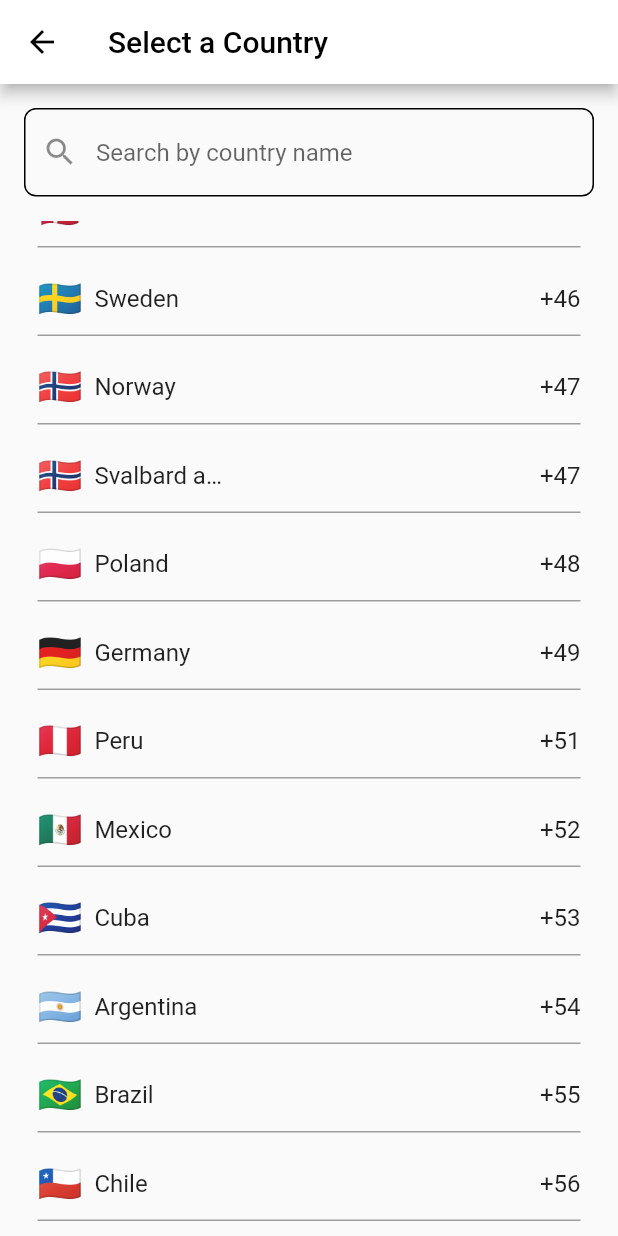
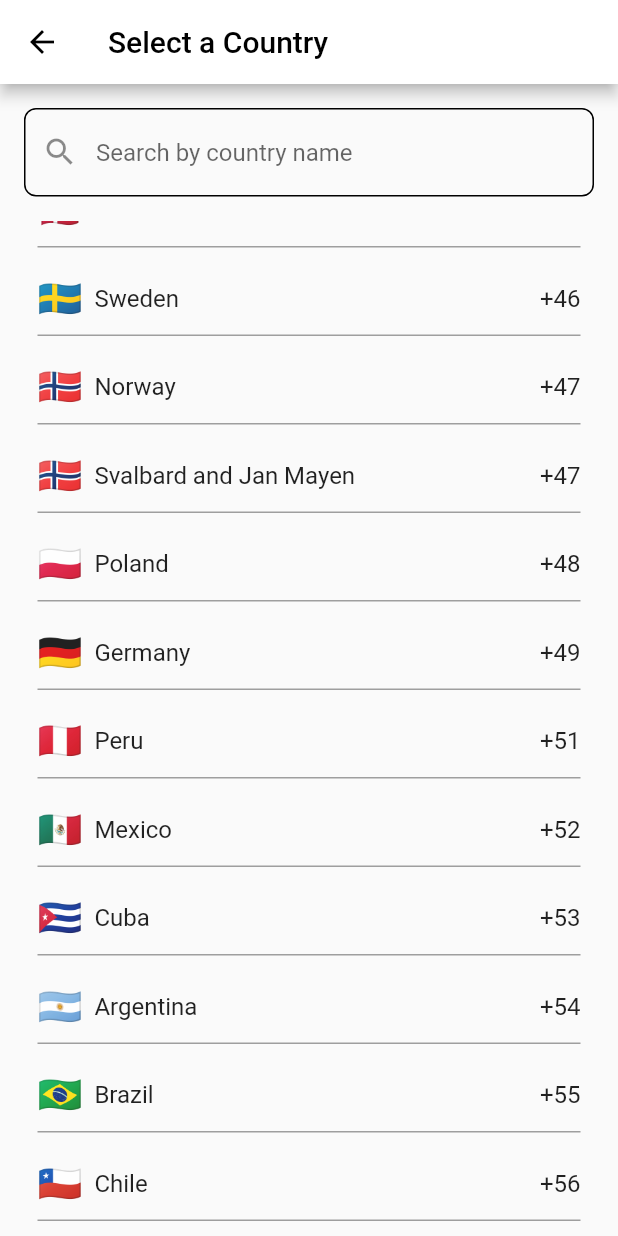
Before and after one commit to gopavasanth/WhatsApp-Karo, a Flutter app: the SearchPage screen opened directly, scrolled down 1152 dp, on a phone screen of 412 x 824 dp. Run offline on Flutter 3.47's test engine with Material 2 defaults, Android fonts, the phone set to English and light mode, and no system bars; our stand-ins replace font_awesome_flutter, google_fonts; missing offline and left inert: phone_number.

Commit message:
dart fix and adjust flex
- replace sizedbox with padding
- add flex properly so to extend text to near end
- format dart code

```diff
--- a/lib/src/search_page.dart
+++ b/lib/src/search_page.dart
@@ -1,7 +1,6 @@
 import 'package:flutter/material.dart';
-
-import '../consts.dart';
-import 'countries.dart';
+import 'package:whatsapp_karo/consts.dart';
+import 'package:whatsapp_karo/src/countries.dart';
 
 class SearchPage extends StatefulWidget {
   const SearchPage({super.key});
@@ -13,24 +12,28 @@ class SearchPage extends StatefulWidget {
 class _SearchPageState extends State<SearchPage> {
   List<Map<String, String>> allCountries = Countries.allCountries;
   List<Map<String, String>> filteredCountries = [];
+  @override
   void initState() {
     super.initState();
     filteredCountries = allCountries; // Initialize with all countries
   }
+
   void updateFilteredCountries(List<Map<String, String>> countries) {
     setState(() {
       filteredCountries = countries;
     });
   }
+
   @override
   Widget build(BuildContext context) {
     return Scaffold(
       appBar: AppBar(
-        title: Text("Select a Country",style: TextStyle(color: Colors.black),),
+        title: const Text(
+          "Select a Country",
+          style: TextStyle(color: Colors.black),
+        ),
         backgroundColor: Colors.white,
-        iconTheme: IconThemeData(
-          color: Colors.black
-        ),
+        iconTheme: const IconThemeData(color: Colors.black),
       ),
       body: Column(
         children: [
@@ -48,27 +51,35 @@ class _SearchPageState extends State<SearchPage> {
                     Navigator.pop(context, country);
                   },
                   child: Container(
-                    padding: EdgeInsets.symmetric(vertical: 10, horizontal: 25),
+                    padding: const EdgeInsets.symmetric(
+                        vertical: 10, horizontal: 25),
                     child: Column(
                       children: [
                         Row(
                           mainAxisAlignment: MainAxisAlignment.spaceBetween,
                           children: [
                             Flexible(
+                              flex: 1,
                               child: Row(
-                                mainAxisSize: MainAxisSize.min,
+                                mainAxisSize: MainAxisSize.max,
                                 children: [
                                   Flexible(
-                                    child: Text(
-                                      '${Countries.getFlagEmoji(country['code']!)}',
-                                      style: TextStyle(fontSize: 24),
+                                    flex: 0,
+                                    child: Padding(
+                                      padding:
+                                          const EdgeInsets.only(right: 8.0),
+                                      child: Text(
+                                        Countries.getFlagEmoji(
+                                            country['code']!),
+                                        style: const TextStyle(fontSize: 24),
+                                      ),
                                     ),
                                   ),
-                                  SizedBox(width: 8), // Add some spacing between flag and dial_code
                                   Flexible(
+                                    flex: 1,
                                     child: Text(
                                       '${country['name']}',
-                                      style: TextStyle(fontSize: 16),
+                                      style: const TextStyle(fontSize: 16),
                                       overflow: TextOverflow.ellipsis,
                                     ),
                                   ),
@@ -76,28 +87,36 @@ class _SearchPageState extends State<SearchPage> {
                               ),
                             ),
                             Flexible(
-                              child: Text(
-                                country['dial_code']!,
-                                style: TextStyle(fontSize: 16),
-                                overflow: TextOverflow.ellipsis,
+                              flex: 0,
+                              child: Padding(
+                                padding: const EdgeInsets.only(left: 3.0),
+                                child: Text(
+                                  country['dial_code']!,
+                                  style: const TextStyle(fontSize: 16),
+                                  overflow: TextOverflow.ellipsis,
+                                ),
                               ),
                             ),
                           ],
                         ),
-                        SizedBox(height: 10,),
-                        Container(width: double.infinity,height: 1,color: Colors.grey,)
+                        const SizedBox(
+                          height: 10,
+                        ),
+                        Container(
+                          width: double.infinity,
+                          height: 1,
+                          color: Colors.grey,
+                        )
                       ],
                     ),
                   ),
                 );
-
               },
             ),
           ),
         ],
       ),
     );
-
   }
 }
 
@@ -105,14 +124,18 @@ class CountrySearchBar extends StatefulWidget {
   final List<Map<String, String>> allCountries;
   final Function(List<Map<String, String>>) onSearch;
 
-  CountrySearchBar({required this.allCountries, required this.onSearch});
+  const CountrySearchBar({
+    super.key,
+    required this.allCountries,
+    required this.onSearch,
+  });
 
   @override
-  _CountrySearchBarState createState() => _CountrySearchBarState();
+  CountrySearchBarState createState() => CountrySearchBarState();
 }
 
-class _CountrySearchBarState extends State<CountrySearchBar> {
-  TextEditingController _searchController = TextEditingController();
+class CountrySearchBarState extends State<CountrySearchBar> {
+  final TextEditingController _searchController = TextEditingController();
 
   @override
   void initState() {
@@ -130,28 +153,31 @@ class _CountrySearchBarState extends State<CountrySearchBar> {
 
     widget.onSearch(filteredCountries);
   }
+
+  @override
   void dispose() {
     _searchController.dispose();
     super.dispose();
   }
+
   @override
   Widget build(BuildContext context) {
     return Padding(
       padding: const EdgeInsets.all(16.0),
       child: TextField(
         controller: _searchController,
-        decoration: InputDecoration(
+        decoration: const InputDecoration(
           hintText: 'Search by country name',
           prefixIcon: Icon(Icons.search),
-          focusedBorder: const OutlineInputBorder(
+          focusedBorder: OutlineInputBorder(
             borderSide: BorderSide(color: Colors.black, width: 1.0),
-            borderRadius: BorderRadius.all(
-                Radius.circular(Constants.borderRadius)),
+            borderRadius:
+                BorderRadius.all(Radius.circular(Constants.borderRadius)),
           ),
-          enabledBorder: const OutlineInputBorder(
+          enabledBorder: OutlineInputBorder(
             borderSide: BorderSide(color: Colors.black, width: 1.0),
-            borderRadius: BorderRadius.all(
-                Radius.circular(Constants.borderRadius)),
+            borderRadius:
+                BorderRadius.all(Radius.circular(Constants.borderRadius)),
           ),
         ),
       ),
--- a/lib/src/whatsapp_input.dart
+++ b/lib/src/whatsapp_input.dart
@@ -41,7 +41,7 @@ class _WhatsAppInputState extends State<WhatsAppInput> {
   void _navigateToCountrySelectionPage() async {
     final selectedCountry = await Navigator.push(
       context,
-      MaterialPageRoute(builder: (context) => SearchPage()),
+      MaterialPageRoute(builder: (context) => const SearchPage()),
     );
 
     if (selectedCountry != null) {
@@ -135,7 +135,7 @@ class _WhatsAppInputState extends State<WhatsAppInput> {
                     height: double.maxFinite,
                     width: 100,
                     padding: const EdgeInsets.symmetric(horizontal: 4.0),
-                    decoration: BoxDecoration(
+                    decoration: const BoxDecoration(
                       border: Border.fromBorderSide(BorderSide(color: Colors.black, width: 1.0)),
                       borderRadius: BorderRadius.all(Radius.circular(Constants.borderRadius)),
                     ),
@@ -145,7 +145,7 @@ class _WhatsAppInputState extends State<WhatsAppInput> {
                         Text(
                           '${Countries.getFlagEmoji(currentCountry['code']!)}  ${currentCountry['dial_code']}',
                         ),
-                        Icon(Icons.arrow_drop_down)
+                        const Icon(Icons.arrow_drop_down)
                       ],
                     ),
                   ),
```
